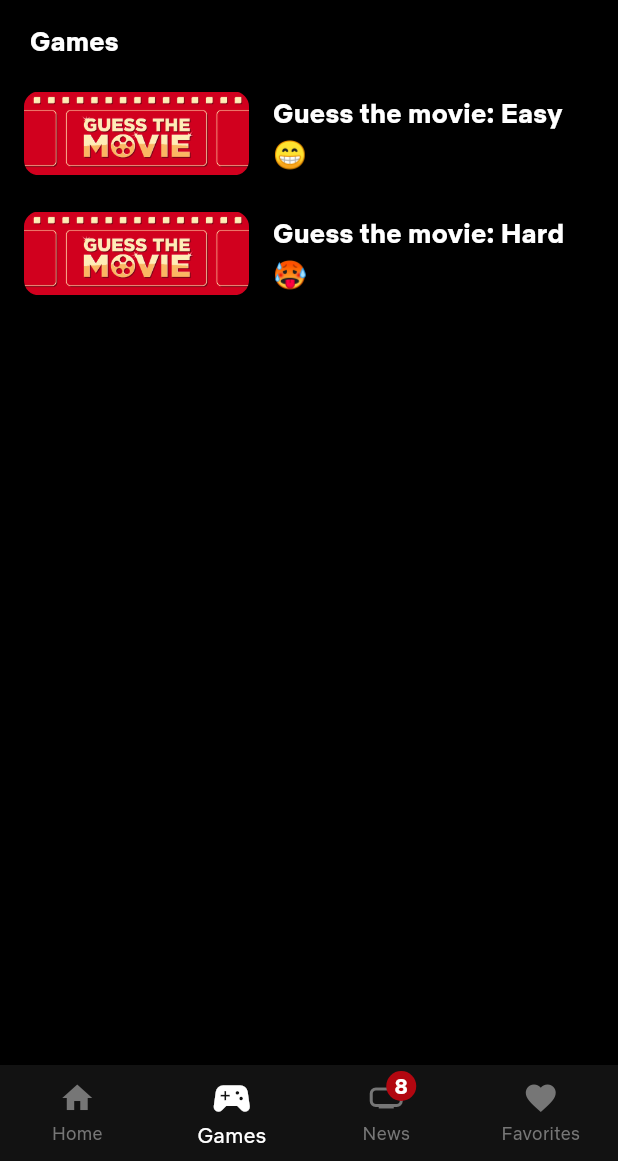
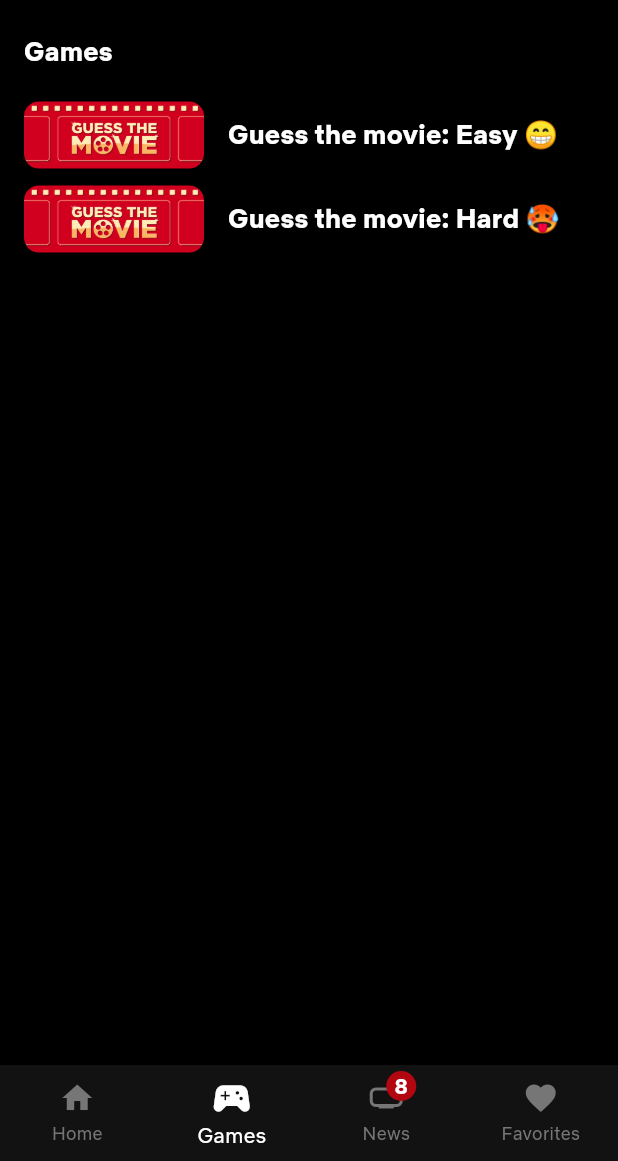
Before and after one commit to jusylopes/flutter_fiveflix, a Flutter app: the screen it shows after launch, item 2 of the bottom bar chosen, on a phone screen of 412 x 824 dp, the part 75-1236 px from its top. Run offline on Flutter 3.47's test engine with Material 3 defaults, Android fonts, the phone set to English and light mode, and no system bars; our stand-ins replace dio, equatable, flutter_bloc, lottie; statements that could not run were skipped.

Commit message:
refactor: game screen

```diff
--- a/lib/screens/game/game_home_screen.dart
+++ b/lib/screens/game/game_home_screen.dart
@@ -7,25 +7,20 @@ class GameHomeScreen extends StatelessWidget {
 
   @override
   Widget build(BuildContext context) {
-    return Column(
-      crossAxisAlignment: CrossAxisAlignment.start,
-      children: [
-        Padding(
-          padding: const EdgeInsets.symmetric(horizontal: 20, vertical: 8),
-          child: Text(
+    return Scaffold(
+      appBar: AppBar(
+        backgroundColor: Colors.transparent,
+        title: Text(
           'Games',
           style: Theme.of(context).textTheme.titleMedium,
         ),
       ),
-        Expanded(
-          child: ListView.builder(
+      body: ListView.builder(
         itemCount: GameQuestions.games().length,
         itemBuilder: (BuildContext context, int index) {
           final GameModel game = GameQuestions.games()[index];
 
-              return Padding(
-                padding: const EdgeInsets.symmetric(vertical: 5),
-                child: ListTile(
+          return ListTile(
             onTap: () {
               Navigator.push(
                 context,
@@ -39,12 +34,12 @@ class GameHomeScreen extends StatelessWidget {
             leading: Stack(
               children: [
                 SizedBox(
-                        height: 250,
-                        width: 150,
+                  width: 120,
                   child: ClipRRect(
                     borderRadius: BorderRadius.circular(10.0),
                     child: Image.asset(
                       game.posterPath,
+                      fit: BoxFit.cover,
                     ),
                   ),
                 ),
@@ -52,14 +47,14 @@ class GameHomeScreen extends StatelessWidget {
             ),
             title: Text(
               game.nameGame,
+              maxLines: 2,
+              overflow: TextOverflow.ellipsis,
               style: Theme.of(context).textTheme.titleMedium,
-                  ),
             ),
           );
         },
       ),
-        ),
-      ],
     );
+
   }
 }
--- a/lib/screens/game/game_screen.dart
+++ b/lib/screens/game/game_screen.dart
@@ -41,6 +41,7 @@ class _GameScreenState extends State<GameScreen> {
       appBar: AppBar(
         automaticallyImplyLeading: true,
         backgroundColor: Colors.transparent,
+        centerTitle: true,
         title: Text(
           widget.game.nameGame,
           style: Theme.of(context).textTheme.titleMedium,
```
Lines whose indentation alone changed are shown as unchanged.
